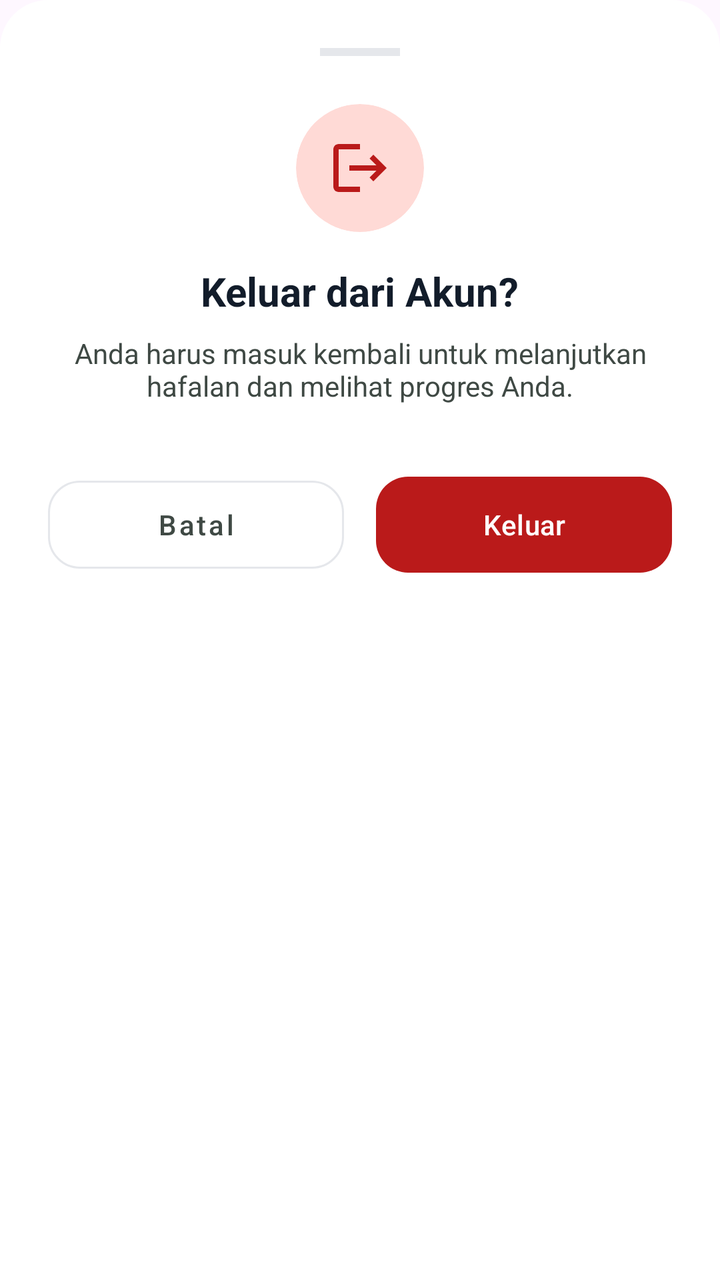
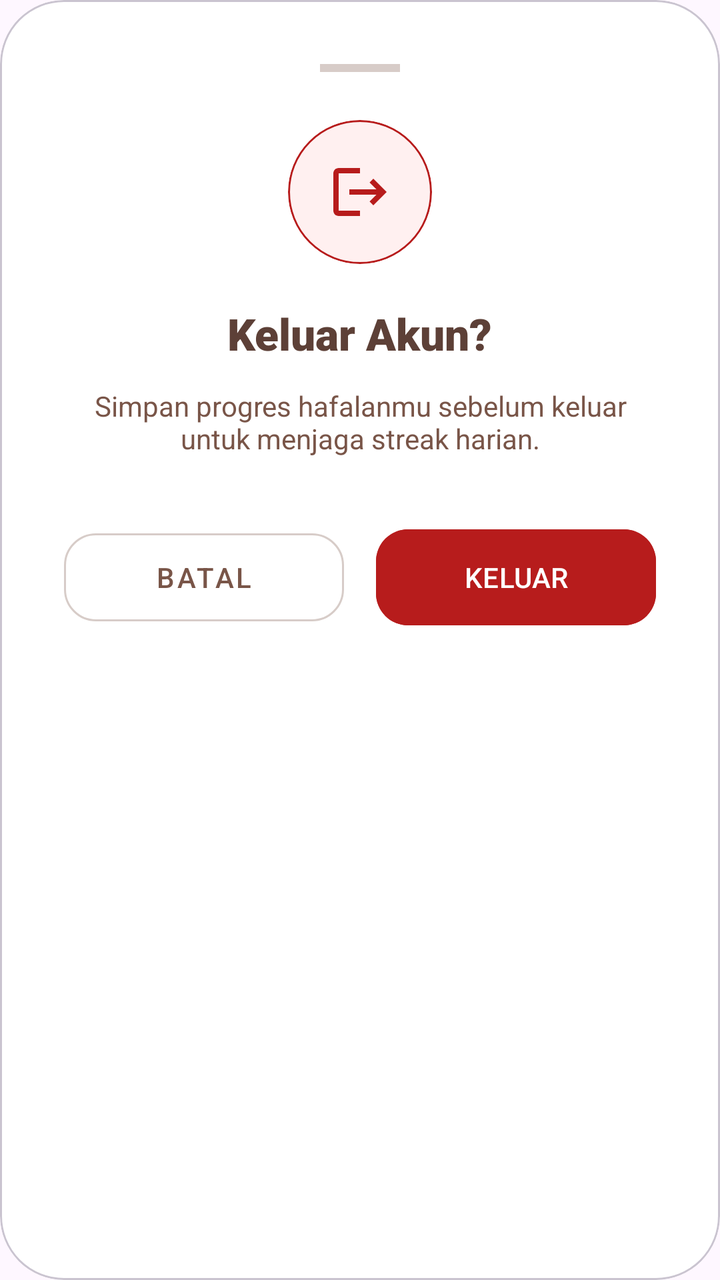

Before-and-after screenshots of an Android layout around one commit, followed by the original layout XML and the change that was made.
<!-- AndroidManifest.xml: application theme Theme.SambungAyat -->
<!-- res/layout/bottom_sheet_logout.xml -->
<?xml version="1.0" encoding="utf-8"?>
<LinearLayout xmlns:android="http://schemas.android.com/apk/res/android"
    xmlns:app="http://schemas.android.com/apk/res-auto"
    android:layout_width="match_parent"
    android:layout_height="wrap_content"
    android:background="@drawable/bg_bottom_sheet"
    android:gravity="center_horizontal"
    android:orientation="vertical"
    android:padding="24dp">

    <View
        android:layout_width="40dp"
        android:layout_height="4dp"
        android:layout_marginBottom="24dp"
        android:background="#E5E7EB" />

    <com.google.android.material.card.MaterialCardView
        android:layout_width="64dp"
        android:layout_height="64dp"
        android:layout_marginBottom="16dp"
        app:cardBackgroundColor="@color/error_container"
        app:cardCornerRadius="32dp"
        app:strokeWidth="0dp">

        <ImageView
            android:layout_width="32dp"
            android:layout_height="32dp"
            android:layout_gravity="center"
            android:src="@drawable/ic_logout"
            app:tint="@color/error" />
    </com.google.android.material.card.MaterialCardView>

    <TextView
        android:layout_width="wrap_content"
        android:layout_height="wrap_content"
        android:layout_marginBottom="8dp"
        android:text="Keluar dari Akun?"
        android:textColor="@color/on_surface"
        android:textSize="20sp"
        android:textStyle="bold" />

    <TextView
        android:layout_width="match_parent"
        android:layout_height="wrap_content"
        android:layout_marginBottom="32dp"
        android:gravity="center"
        android:text="Anda harus masuk kembali untuk melanjutkan hafalan dan melihat progres Anda."
        android:textColor="@color/on_surface_variant"
        android:textSize="14sp" />

    <LinearLayout
        android:layout_width="match_parent"
        android:layout_height="wrap_content"
        android:orientation="horizontal">

        <com.google.android.material.button.MaterialButton
            android:id="@+id/btnCancel"
            style="@style/Widget.MaterialComponents.Button.OutlinedButton"
            android:layout_width="0dp"
            android:layout_height="56dp"
            android:layout_marginEnd="8dp"
            android:layout_weight="1"
            android:text="Batal"
            android:textAllCaps="false"
            android:textColor="@color/on_surface_variant"
            app:cornerRadius="16dp"
            app:strokeColor="@color/border_subtle" />

        <com.google.android.material.button.MaterialButton
            android:id="@+id/btnLogoutConfirm"
            android:layout_width="0dp"
            android:layout_height="56dp"
            android:layout_marginStart="8dp"
            android:layout_weight="1"
            android:text="Keluar"
            android:textAllCaps="false"
            app:backgroundTint="@color/error"
            app:cornerRadius="16dp" />
    </LinearLayout>

</LinearLayout>
<!-- resources referenced by this layout -->
<resources>
  <color name="border_subtle">#E5E7EB</color>
  <color name="error">#BA1A1A</color>
  <color name="error_container">#FFDAD6</color>
  <color name="on_surface">#121C2A</color>
  <color name="on_surface_variant">#3F4944</color>
  <!-- drawable bg_bottom_sheet (drawable) -->
  <shape xmlns:android="http://schemas.android.com/apk/res/android">
      <solid android:color="#FFFFFF"/>
      <corners android:topLeftRadius="24dp" android:topRightRadius="24dp"/>
  </shape>
  <!-- drawable ic_logout (drawable) -->
  <vector xmlns:android="http://schemas.android.com/apk/res/android"
      android:width="24dp"
      android:height="24dp"
      android:viewportWidth="24"
      android:viewportHeight="24">
      <path
          android:fillColor="@android:color/black"
          android:pathData="M17,7l-1.41,1.41L18.17,11H8v2h10.17l-2.58,2.58L17,17l5,-5L17,7zM4,5h8V3H4C2.9,3 2,3.9 2,5v14c0,1.1 0.9,2 2,2h8v-2H4V5z" />
  </vector>
  <style name="Theme.SambungAyat" parent="Base.Theme.SambungAyat" />
  <style name="Base.Theme.SambungAyat" parent="Theme.Material3.DayNight.NoActionBar">
          
          
      </style>
</resources>

<!-- the commit's change to res/layout/bottom_sheet_logout.xml (unified diff, before → after) -->
@@ -1,81 +1,85 @@
 <?xml version="1.0" encoding="utf-8"?>
-<LinearLayout xmlns:android="http://schemas.android.com/apk/res/android"
+<com.google.android.material.card.MaterialCardView xmlns:android="http://schemas.android.com/apk/res/android"
     xmlns:app="http://schemas.android.com/apk/res-auto"
     android:layout_width="match_parent"
     android:layout_height="wrap_content"
-    android:background="@drawable/bg_bottom_sheet"
-    android:gravity="center_horizontal"
-    android:orientation="vertical"
-    android:padding="24dp">
-
-    <View
-        android:layout_width="40dp"
-        android:layout_height="4dp"
-        android:layout_marginBottom="24dp"
-        android:background="#E5E7EB" />
-
-    <com.google.android.material.card.MaterialCardView
-        android:layout_width="64dp"
-        android:layout_height="64dp"
-        android:layout_marginBottom="16dp"
-        app:cardBackgroundColor="@color/error_container"
-        app:cardCornerRadius="32dp"
-        app:strokeWidth="0dp">
-
-        <ImageView
-            android:layout_width="32dp"
-            android:layout_height="32dp"
-            android:layout_gravity="center"
-            android:src="@drawable/ic_logout"
-            app:tint="@color/error" />
-    </com.google.android.material.card.MaterialCardView>
-
-    <TextView
-        android:layout_width="wrap_content"
-        android:layout_height="wrap_content"
-        android:layout_marginBottom="8dp"
-        android:text="Keluar dari Akun?"
-        android:textColor="@color/on_surface"
-        android:textSize="20sp"
-        android:textStyle="bold" />
-
-    <TextView
-        android:layout_width="match_parent"
-        android:layout_height="wrap_content"
-        android:layout_marginBottom="32dp"
-        android:gravity="center"
-        android:text="Anda harus masuk kembali untuk melanjutkan hafalan dan melihat progres Anda."
-        android:textColor="@color/on_surface_variant"
-        android:textSize="14sp" />
+    app:cardCornerRadius="32dp"
+    app:cardElevation="0dp"
+    app:cardBackgroundColor="@color/white">
 
     <LinearLayout
         android:layout_width="match_parent"
         android:layout_height="wrap_content"
-        android:orientation="horizontal">
+        android:gravity="center_horizontal"
+        android:orientation="vertical"
+        android:padding="32dp">
 
-        <com.google.android.material.button.MaterialButton
-            android:id="@+id/btnCancel"
-            style="@style/Widget.MaterialComponents.Button.OutlinedButton"
-            android:layout_width="0dp"
-            android:layout_height="56dp"
-            android:layout_marginEnd="8dp"
-            android:layout_weight="1"
-            android:text="Batal"
-            android:textAllCaps="false"
-            android:textColor="@color/on_surface_variant"
-            app:cornerRadius="16dp"
-            app:strokeColor="@color/border_subtle" />
+        <View
+            android:layout_width="40dp"
+            android:layout_height="4dp"
+            android:layout_marginBottom="24dp"
+            android:background="@color/border_subtle" />
 
-        <com.google.android.material.button.MaterialButton
-            android:id="@+id/btnLogoutConfirm"
-            android:layout_width="0dp"
-            android:layout_height="56dp"
-            android:layout_marginStart="8dp"
-            android:layout_weight="1"
-            android:text="Keluar"
-            android:textAllCaps="false"
-            app:backgroundTint="@color/error"
-            app:cornerRadius="16dp" />
+        <com.google.android.material.card.MaterialCardView
+            android:layout_width="72dp"
+            android:layout_height="72dp"
+            android:layout_marginBottom="20dp"
+            app:cardBackgroundColor="#FFF0F0"
+            app:cardCornerRadius="36dp"
+            app:strokeColor="@color/error"
+            app:strokeWidth="1dp">
+            <ImageView
+                android:layout_width="32dp"
+                android:layout_height="32dp"
+                android:layout_gravity="center"
+                android:src="@drawable/ic_logout"
+                app:tint="@color/error" />
+        </com.google.android.material.card.MaterialCardView>
+
+        <TextView
+            android:layout_width="wrap_content"
+            android:layout_height="wrap_content"
+            android:text="Keluar Akun?"
+            android:textColor="@color/primary"
+            android:textSize="22sp"
+            android:fontFamily="sans-serif-black" />
+
+        <TextView
+            android:layout_width="match_parent"
+            android:layout_height="wrap_content"
+            android:layout_marginTop="12dp"
+            android:layout_marginBottom="32dp"
+            android:gravity="center"
+            android:text="Simpan progres hafalanmu sebelum keluar untuk menjaga streak harian."
+            android:textColor="@color/text_variant"
+            android:textSize="14sp" />
+
+        <LinearLayout
+            android:layout_width="match_parent"
+            android:layout_height="wrap_content"
+            android:orientation="horizontal">
+
+            <com.google.android.material.button.MaterialButton
+                android:id="@+id/btnCancel"
+                style="@style/Widget.MaterialComponents.Button.OutlinedButton"
+                android:layout_width="0dp"
+                android:layout_height="56dp"
+                android:layout_weight="1"
+                android:layout_marginEnd="8dp"
+                android:text="BATAL"
+                android:textColor="@color/text_variant"
+                app:strokeColor="@color/border_subtle"
+                app:cornerRadius="16dp" />
+
+            <com.google.android.material.button.MaterialButton
+                android:id="@+id/btnLogoutConfirm"
+                android:layout_width="0dp"
+                android:layout_height="56dp"
+                android:layout_weight="1"
+                android:layout_marginStart="8dp"
+                android:text="KELUAR"
+                android:backgroundTint="@color/error"
+                app:cornerRadius="16dp" />
+        </LinearLayout>
     </LinearLayout>
-
-</LinearLayout>
+</com.google.android.material.card.MaterialCardView>
<!-- resource entries referenced after the edit -->
@@ -1,15 +1,10 @@
 <!-- resources referenced by this layout -->
 <resources>
-  <color name="border_subtle">#E5E7EB</color>
-  <color name="error">#BA1A1A</color>
-  <color name="error_container">#FFDAD6</color>
-  <color name="on_surface">#121C2A</color>
-  <color name="on_surface_variant">#3F4944</color>
-  <!-- drawable bg_bottom_sheet (drawable) -->
-  <shape xmlns:android="http://schemas.android.com/apk/res/android">
-      <solid android:color="#FFFFFF"/>
-      <corners android:topLeftRadius="24dp" android:topRightRadius="24dp"/>
-  </shape>
+  <color name="border_subtle">#D7CCC8</color>
+  <color name="error">#B71C1C</color>
+  <color name="primary">#5D4037</color>
+  <color name="text_variant">#795548</color>
+  <color name="white">#FFFFFF</color>
   <!-- drawable ic_logout (drawable) -->
   <vector xmlns:android="http://schemas.android.com/apk/res/android"
       android:width="24dp"
@@ -23,7 +18,24 @@
   <style name="Theme.SambungAyat" parent="Base.Theme.SambungAyat" />
   <style name="Base.Theme.SambungAyat" parent="Theme.Material3.DayNight.NoActionBar">
           
+          <item name="colorPrimary">@color/primary</item>
+          <item name="colorOnPrimary">@color/white</item>
+          <item name="colorPrimaryContainer">@color/primary_container</item>
+          <item name="colorOnPrimaryContainer">@color/text_main</item>
+  
           
+          <item name="colorSecondary">@color/secondary</item>
+          <item name="colorOnSecondary">@color/white</item>
+  
+          
+          <item name="colorAccent">@color/primary</item>
+          <item name="android:statusBarColor">@color/primary</item>
+  
+          
+          <item name="materialButtonStyle">@style/Widget.Material3.Button</item>
       </style>
+  <color name="primary_container">#EFEBE9</color>
+  <color name="text_main">#3E2723</color>
+  <color name="secondary">#D4AF37</color>
 </resources>
 
